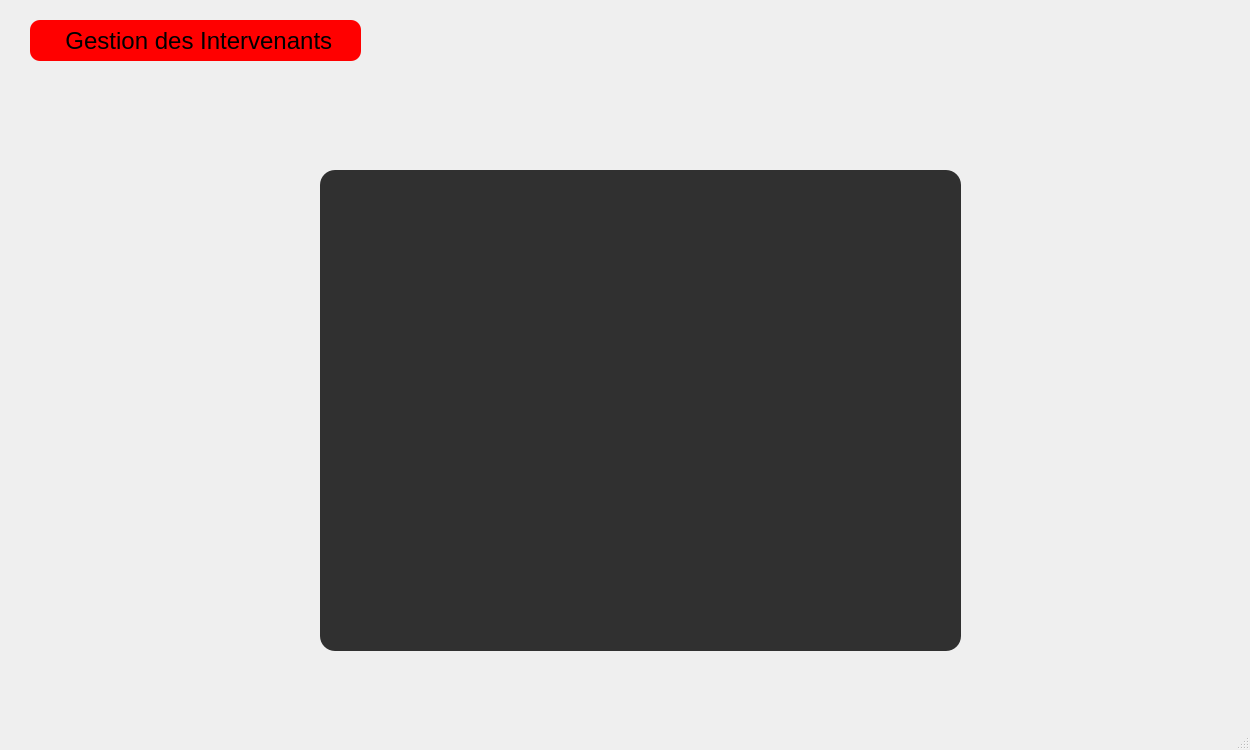
Above: affairesjuridiques.ui from nefissaKhiari/Smart_Plolice_Station before the change. Below: the same form after it.
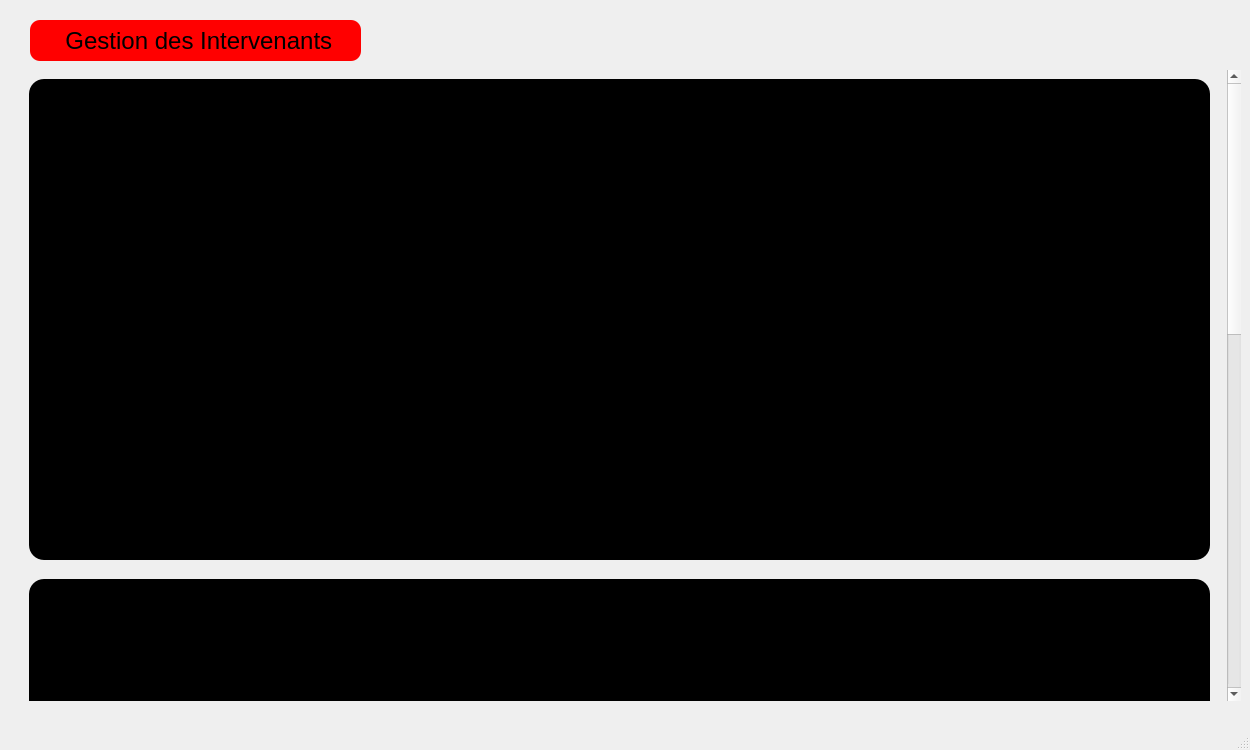
That is the form after the change. The open tabs and pages were chosen to show the change. Icons and pictures are not drawn.

Commit message: Added Scrolling to Statistics

Patch:
```diff
--- a/affairesjuridiques.ui
+++ b/affairesjuridiques.ui
@@ -2859,17 +2859,6 @@
      </widget>
     </widget>
     <widget class="QWidget" name="Statistics">
-     <widget class="QFrame" name="F_Statistic">
-      <property name="geometry">
-       <rect>
-        <x>320</x>
-        <y>170</y>
-        <width>641</width>
-        <height>481</height>
-       </rect>
-      </property>
-      <layout class="QHBoxLayout" name="horizontalLayout"/>
-     </widget>
      <widget class="QPushButton" name="B_BackToGestions_3">
       <property name="geometry">
        <rect>
@@ -2890,6 +2879,115 @@
         <normaloff>:/Recources/Images/back-arrow.png</normaloff>:/Recources/Images/back-arrow.png</iconset>
       </property>
      </widget>
+     <widget class="QScrollArea" name="scrollArea">
+      <property name="geometry">
+       <rect>
+        <x>20</x>
+        <y>70</y>
+        <width>1221</width>
+        <height>631</height>
+       </rect>
+      </property>
+      <property name="styleSheet">
+       <string notr="true"/>
+      </property>
+      <property name="widgetResizable">
+       <bool>true</bool>
+      </property>
+      <widget class="QWidget" name="scrollAreaWidgetContents">
+       <property name="geometry">
+        <rect>
+         <x>0</x>
+         <y>0</y>
+         <width>1207</width>
+         <height>1518</height>
+        </rect>
+       </property>
+       <layout class="QVBoxLayout" name="verticalLayout">
+        <item>
+         <widget class="QFrame" name="ScrollAreaFrame">
+          <property name="minimumSize">
+           <size>
+            <width>0</width>
+            <height>1500</height>
+           </size>
+          </property>
+          <property name="styleSheet">
+           <string notr="true">#ScrollAreaFrame{
+background: transparent;
+}</string>
+          </property>
+          <property name="frameShape">
+           <enum>QFrame::StyledPanel</enum>
+          </property>
+          <property name="frameShadow">
+           <enum>QFrame::Raised</enum>
+          </property>
+          <widget class="QFrame" name="F_Statistic">
+           <property name="geometry">
+            <rect>
+             <x>540</x>
+             <y>0</y>
+             <width>641</width>
+             <height>481</height>
+            </rect>
+           </property>
+           <property name="styleSheet">
+            <string notr="true">background: rgb(0, 0, 0,);</string>
+           </property>
+           <layout class="QHBoxLayout" name="horizontalLayout"/>
+          </widget>
+          <widget class="QFrame" name="F_Statistic_Nationalite">
+           <property name="geometry">
+            <rect>
+             <x>0</x>
+             <y>0</y>
+             <width>651</width>
+             <height>481</height>
+            </rect>
+           </property>
+           <property name="styleSheet">
+            <string notr="true">background: rgb(0, 0, 0,);</string>
+           </property>
+           <layout class="QHBoxLayout" name="horizontalLayout_2"/>
+          </widget>
+          <widget class="QFrame" name="F_Statistic_3">
+           <property name="geometry">
+            <rect>
+             <x>540</x>
+             <y>500</y>
+             <width>641</width>
+             <height>481</height>
+            </rect>
+           </property>
+           <property name="styleSheet">
+            <string notr="true">background: rgb(0, 0, 0,);</string>
+           </property>
+           <layout class="QHBoxLayout" name="horizontalLayout_3"/>
+          </widget>
+          <widget class="QFrame" name="F_Statistic_4">
+           <property name="geometry">
+            <rect>
+             <x>0</x>
+             <y>500</y>
+             <width>651</width>
+             <height>481</height>
+            </rect>
+           </property>
+           <property name="styleSheet">
+            <string notr="true">background: rgb(0, 0, 0,);</string>
+           </property>
+           <layout class="QHBoxLayout" name="horizontalLayout_4"/>
+          </widget>
+          <zorder>F_Statistic_Nationalite</zorder>
+          <zorder>F_Statistic</zorder>
+          <zorder>F_Statistic_3</zorder>
+          <zorder>F_Statistic_4</zorder>
+         </widget>
+        </item>
+       </layout>
+      </widget>
+     </widget>
     </widget>
    </widget>
   </widget>
```
Left out of the diff: 2 changed lines with no effect on the pictures. The commit also changes 2 other files.
